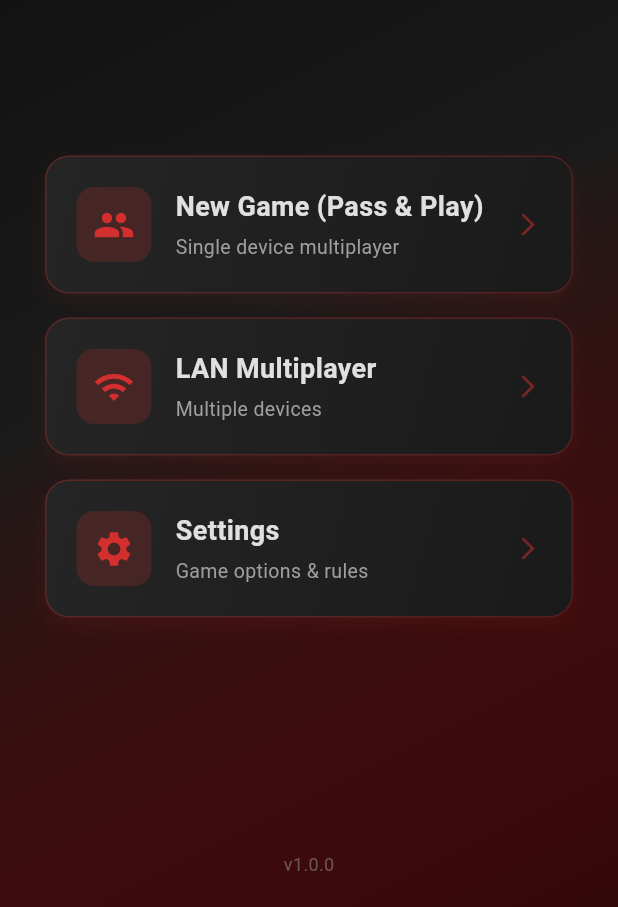
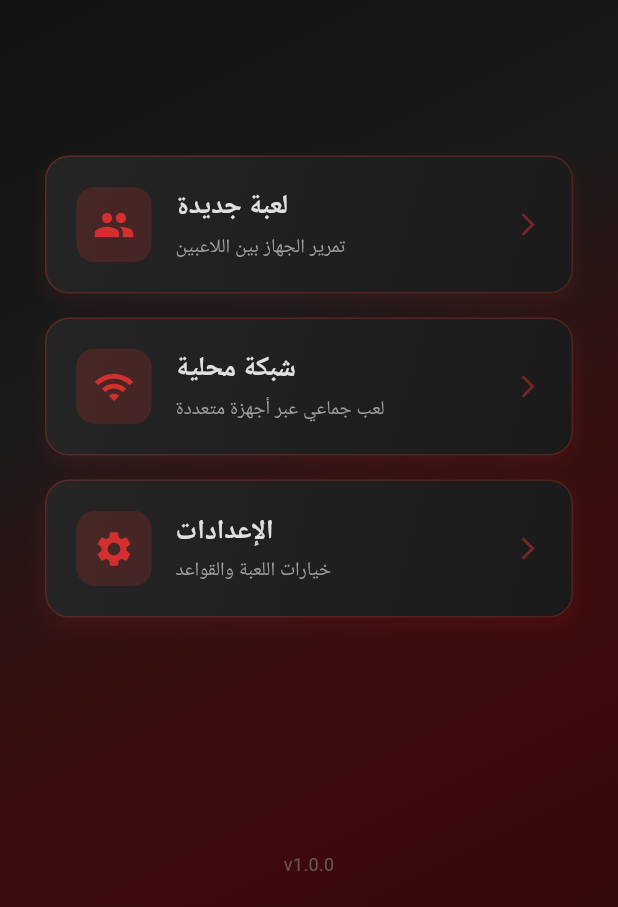
Before and after one commit to youssef0adel/Meen-Fena-, a Flutter app: the screen it shows after launch, on a phone screen of 412 x 824 dp, the part 329-1236 px from its top. Run offline on Flutter 3.47's test engine with Material 3 defaults, Android fonts, the light colour scheme and no system bars; our stand-ins replace shared_preferences.

Commit message:
Update Flutter files13

```diff
--- a/lib/app.dart
+++ b/lib/app.dart
@@ -7,25 +7,29 @@ import 'presentation/screens/role_reveal_screen.dart';
 import 'presentation/screens/game_screen.dart';
 import 'presentation/screens/voting_screen.dart';
 import 'presentation/screens/endgame_screen.dart';
+import 'presentation/screens/settings_screen.dart';
+import 'presentation/screens/lan_game_screen.dart';
 
 class AppRoot extends StatelessWidget {
   const AppRoot({super.key});
 
   @override
-  Widget build(BuildContext context) {
+  Widget build(BuildContext ctx) { // ✅ غيرت الاسم لتجنب التعارض
     return MaterialApp(
       title: 'مين فينا؟',
       debugShowCheckedModeBanner: false,
       theme: AppTheme.darkNoirTheme,
       initialRoute: '/splash',
       routes: {
-        '/splash': (context) => const SplashScreen(),
-        '/menu': (context) => const MainMenuScreen(),
-        '/player-setup': (context) => const PlayerSetupScreen(),
-        '/role-reveal': (context) => const RoleRevealScreen(),
-        '/game': (context) => const GameScreen(),
-        '/voting': (context) => const VotingScreen(),
-        '/endgame': (context) => const EndgameScreen(),
+        '/splash': (_) => const SplashScreen(),
+        '/menu': (_) => const MainMenuScreen(),
+        '/player-setup': (_) => const PlayerSetupScreen(),
+        '/role-reveal': (_) => const RoleRevealScreen(),
+        '/game': (_) => const GameScreen(),
+        '/voting': (_) => const VotingScreen(),
+        '/endgame': (_) => const EndgameScreen(),
+        '/settings': (_) => const SettingsScreen(),
+        '/lan-game': (_) => const LANGameScreen(),
       },
     );
   }
--- a/lib/core/theme/app_theme.dart
+++ b/lib/core/theme/app_theme.dart
@@ -23,7 +23,8 @@ class AppTheme {
       surface: cardDark,
       error: mafiaRed,
     ),
-    cardTheme: CardTheme(
+    // ✅ استخدم CardThemeData بدل CardTheme
+    cardTheme: CardThemeData(
       color: cardDark,
       elevation: 8,
       shadowColor: Colors.black54,
@@ -33,40 +34,18 @@ class AppTheme {
       ),
     ),
     textTheme: const TextTheme(
-      headlineLarge: TextStyle(
-        fontSize: 32,
-        fontWeight: FontWeight.bold,
-        color: textPrimary,
-        letterSpacing: 2,
-      ),
-      headlineMedium: TextStyle(
-        fontSize: 24,
-        fontWeight: FontWeight.w600,
-        color: textPrimary,
-      ),
-      bodyLarge: TextStyle(
-        fontSize: 16,
-        color: textPrimary,
-        height: 1.5,
-      ),
-      bodyMedium: TextStyle(
-        fontSize: 14,
-        color: textSecondary,
-      ),
+      headlineLarge: TextStyle(fontSize: 32, fontWeight: FontWeight.bold, color: textPrimary, letterSpacing: 2),
+      headlineMedium: TextStyle(fontSize: 24, fontWeight: FontWeight.w600, color: textPrimary),
+      bodyLarge: TextStyle(fontSize: 16, color: textPrimary, height: 1.5),
+      bodyMedium: TextStyle(fontSize: 14, color: textSecondary),
     ),
     elevatedButtonTheme: ElevatedButtonThemeData(
       style: ElevatedButton.styleFrom(
         backgroundColor: accentRed,
         foregroundColor: Colors.white,
         padding: const EdgeInsets.symmetric(horizontal: 32, vertical: 16),
-        shape: RoundedRectangleBorder(
-          borderRadius: BorderRadius.circular(12),
-        ),
-        textStyle: const TextStyle(
-          fontSize: 18,
-          fontWeight: FontWeight.bold,
-          letterSpacing: 1,
-        ),
+        shape: RoundedRectangleBorder(borderRadius: BorderRadius.circular(12)),
+        textStyle: const TextStyle(fontSize: 18, fontWeight: FontWeight.bold, letterSpacing: 1),
       ),
     ),
   );
--- a/lib/game/engine/game_engine.dart
+++ b/lib/game/engine/game_engine.dart
@@ -1,18 +1,13 @@
 import 'dart:math';
 import '../../data/models/player_model.dart';
 import '../../data/models/case_model.dart';
+import '../../data/models/evidence_model.dart'; // ✅ أضف هذا السطر
+import '../../data/models/character_model.dart'; // ✅ أضف هذا السطر
 import '../cases/case_database.dart';
 
 enum GamePhase {
-  setup,
-  caseSelection,
-  roleDistribution,
-  evidencePhase,
-  discussion,
-  voting,
-  elimination,
-  endgame,
-  juryDeliberation,
+  setup, caseSelection, roleDistribution, evidencePhase,
+  discussion, voting, elimination, endgame, juryDeliberation,
 }
 
 class GameEngine {
@@ -35,7 +30,6 @@ class GameEngine {
     this.votes = const {},
   });
 
-  // Initialize game with players
   factory GameEngine.initialize(List<String> playerNames) {
     final players = List.generate(playerNames.length, (index) {
       return Player(
@@ -46,18 +40,15 @@ class GameEngine {
         isMafia: false,
       );
     });
-
     return GameEngine(players: players);
   }
 
-  // Select random case from pool
   GameCase selectCase() {
     final availableCases = CaseDatabase.cases
         .where((c) => !usedCases.map((uc) => uc.id).contains(c.id))
         .toList();
 
     if (availableCases.isEmpty) {
-      // Reset cycle if all cases used
       usedCases.clear();
       return selectCase();
     }
@@ -70,7 +61,6 @@ class GameEngine {
     return selectedCase;
   }
 
-  // Assign mafia roles based on player count
   List<Player> assignRoles() {
     if (currentCase == null) throw Exception('No case selected');
 
@@ -78,12 +68,10 @@ class GameEngine {
     final random = Random();
     final shuffledPlayers = List<Player>.from(players)..shuffle(random);
 
-    final updatedPlayers = shuffledPlayers.asMap().entries.map((entry) {
+    return shuffledPlayers.asMap().entries.map((entry) {
       final index = entry.key;
       final player = entry.value;
       final isMafia = index < mafiaCount;
-
-      // Assign character from case
       final characterIndex = index % currentCase!.suspects.length;
       final character = currentCase!.suspects[characterIndex];
 
@@ -92,11 +80,9 @@ class GameEngine {
         isMafia: isMafia,
       );
     }).toList();
-
-    return updatedPlayers;
   }
 
-  // Get current evidence card
+  // ✅ Evidence موجودة الآن
   Evidence? getCurrentEvidence() {
     if (currentCase == null || evidenceIndex >= currentCase!.evidenceCards.length) {
       return null;
@@ -104,10 +90,8 @@ class GameEngine {
     return currentCase!.evidenceCards[evidenceIndex];
   }
 
-  // Advance to next evidence
   bool nextEvidence() {
     if (currentCase == null) return false;
-
     if (evidenceIndex < currentCase!.evidenceCards.length - 1) {
       evidenceIndex++;
       return true;
@@ -115,60 +99,35 @@ class GameEngine {
     return false;
   }
 
-  // Process votes
   Player? processVotes(Map<String, String> playerVotes) {
     final voteCount = <String, int>{};
-
     for (final vote in playerVotes.values) {
       voteCount[vote] = (voteCount[vote] ?? 0) + 1;
     }
-
-    // Find player with most votes
     String? eliminatedId;
     int maxVotes = 0;
-
     voteCount.forEach((playerId, count) {
       if (count > maxVotes) {
         maxVotes = count;
         eliminatedId = playerId;
       }
     });
-
     if (eliminatedId != null) {
       final eliminatedPlayer = players.firstWhere((p) => p.id == eliminatedId);
       return eliminatedPlayer.copyWith(isAlive: false, isEliminated: true);
     }
-
     return null;
   }
 
-  // Check win conditions
   GameResult? checkWinCondition() {
     final alivePlayers = players.where((p) => p.isAlive).toList();
     final aliveMafia = alivePlayers.where((p) => p.isMafia).toList();
     final aliveInnocents = alivePlayers.where((p) => !p.isMafia).toList();
-
-    // Innocents win
-    if (aliveMafia.isEmpty) {
-      return GameResult.innocentsWin;
-    }
-
-    // Mafia wins by parity
-    if (aliveMafia.length >= aliveInnocents.length) {
-      return GameResult.mafiaWin;
-    }
-
-    // Trigger jury phase
-    if (alivePlayers.length <= 2) {
-      return GameResult.juryPhase;
-    }
-
+    if (aliveMafia.isEmpty) return GameResult.innocentsWin;
+    if (aliveMafia.length >= aliveInnocents.length) return GameResult.mafiaWin;
+    if (alivePlayers.length <= 2) return GameResult.juryPhase;
     return null;
   }
 }
 
-enum GameResult {
-  innocentsWin,
-  mafiaWin,
-  juryPhase,
-}
+enum GameResult { innocentsWin, mafiaWin, juryPhase }
--- a/lib/main.dart
+++ b/lib/main.dart
@@ -35,17 +35,3 @@ class MeenFenaApp extends StatelessWidget {
     );
   }
 }
-
-// Add to app.dart routes:
-'/settings': (context) => const SettingsScreen(),
-'/lan-game': (context) => const LANGameScreen(),
-
-// Add settings button to main menu
-MenuButton(
-  icon: Icons.settings,
-  label: 'Settings',
-  description: 'Game options & rules',
-  onTap: () {
-    Navigator.pushNamed(context, '/settings');
-  },
-),
--- a/lib/presentation/screens/main_menu_screen.dart
+++ b/lib/presentation/screens/main_menu_screen.dart
@@ -61,6 +61,8 @@ class _MainMenuScreenState extends State<MainMenuScreen>
               mainAxisAlignment: MainAxisAlignment.center,
               children: [
                 const Spacer(flex: 2),
+
+                // العنوان الرئيسي
                 const Text(
                   'مين فينا؟',
                   style: TextStyle(
@@ -71,12 +73,16 @@ class _MainMenuScreenState extends State<MainMenuScreen>
                   ),
                 ),
                 const SizedBox(height: 8),
+
+                // خط فاصل
                 Container(
                   width: 60,
                   height: 2,
                   color: AppTheme.accentRed,
                 ),
                 const SizedBox(height: 20),
+
+                // العنوان الإنجليزي
                 Text(
                   'WHO AMONG US?',
                   style: TextStyle(
@@ -85,34 +91,44 @@ class _MainMenuScreenState extends State<MainMenuScreen>
                     letterSpacing: 6,
                   ),
                 ),
+
                 const Spacer(flex: 2),
+
+                // زر لعبة جديدة
                 MenuButton(
                   icon: Icons.people,
-                  label: 'New Game (Pass & Play)',
-                  description: 'Single device multiplayer',
+                  label: 'لعبة جديدة',
+                  description: 'تمرير الجهاز بين اللاعبين',
                   onTap: () {
                     Navigator.pushNamed(context, '/player-setup');
                   },
                 ),
                 const SizedBox(height: 16),
+
+                // زر LAN Multiplayer
                 MenuButton(
                   icon: Icons.wifi,
-                  label: 'LAN Multiplayer',
-                  description: 'Multiple devices',
+                  label: 'شبكة محلية',
+                  description: 'لعب جماعي عبر أجهزة متعددة',
                   onTap: () {
-                    // Navigate to multiplayer setup
+                    Navigator.pushNamed(context, '/lan-game');
                   },
                 ),
                 const SizedBox(height: 16),
+
+                // زر الإعدادات
                 MenuButton(
                   icon: Icons.settings,
-                  label: 'Settings',
-                  description: 'Game options & rules',
+                  label: 'الإعدادات',
+                  description: 'خيارات اللعبة والقواعد',
                   onTap: () {
-                    // Navigate to settings
+                    Navigator.pushNamed(context, '/settings');
                   },
                 ),
+
                 const Spacer(flex: 3),
+
+                // رقم الإصدار
                 Text(
                   'v1.0.0',
                   style: TextStyle(
```
Also changed, not shown: lib/presentation/screens/endgame_screen.dart (added, +31 -0 lines), lib/presentation/screens/voting_screen.dart (added, +48 -0 lines).
